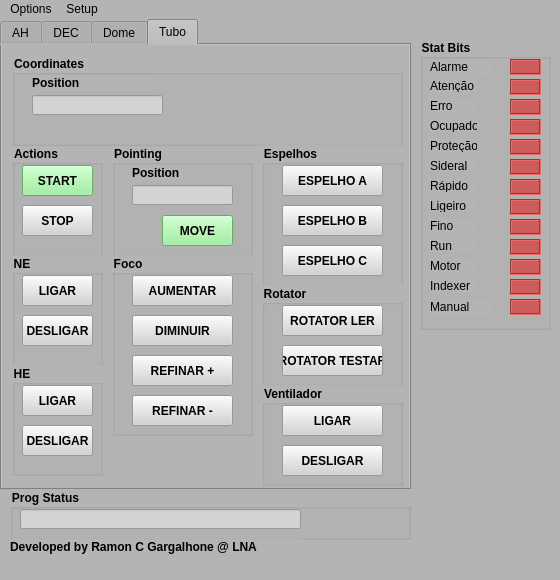
This is main.ui in ramonefoster/TCS-bancada as Qt 5 draws it before an edit. The edited form follows.
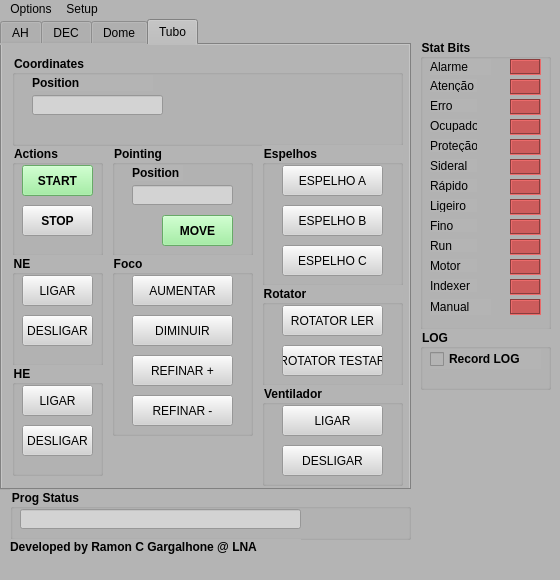
This is the edited form. The open tabs and pages were chosen to show the change. Icons and pictures are not drawn.

```diff
--- a/main.ui
+++ b/main.ui
@@ -44,6 +44,12 @@
       <height>471</height>
      </rect>
     </property>
+    <property name="font">
+     <font>
+      <weight>50</weight>
+      <bold>false</bold>
+     </font>
+    </property>
     <property name="currentIndex">
      <number>2</number>
     </property>
@@ -1673,8 +1679,8 @@
        </property>
        <property name="font">
         <font>
-         <weight>75</weight>
-         <bold>true</bold>
+         <weight>50</weight>
+         <bold>false</bold>
         </font>
        </property>
        <property name="styleSheet">
@@ -1695,8 +1701,8 @@
        </property>
        <property name="font">
         <font>
-         <weight>75</weight>
-         <bold>true</bold>
+         <weight>50</weight>
+         <bold>false</bold>
         </font>
        </property>
        <property name="styleSheet">
@@ -1717,8 +1723,8 @@
        </property>
        <property name="font">
         <font>
-         <weight>75</weight>
-         <bold>true</bold>
+         <weight>50</weight>
+         <bold>false</bold>
         </font>
        </property>
        <property name="styleSheet">
@@ -1758,8 +1764,8 @@
        </property>
        <property name="font">
         <font>
-         <weight>75</weight>
-         <bold>true</bold>
+         <weight>50</weight>
+         <bold>false</bold>
         </font>
        </property>
        <property name="styleSheet">
@@ -1780,8 +1786,8 @@
        </property>
        <property name="font">
         <font>
-         <weight>75</weight>
-         <bold>true</bold>
+         <weight>50</weight>
+         <bold>false</bold>
         </font>
        </property>
        <property name="styleSheet">
@@ -1821,8 +1827,8 @@
        </property>
        <property name="font">
         <font>
-         <weight>75</weight>
-         <bold>true</bold>
+         <weight>50</weight>
+         <bold>false</bold>
         </font>
        </property>
        <property name="styleSheet">
@@ -1843,8 +1849,8 @@
        </property>
        <property name="font">
         <font>
-         <weight>75</weight>
-         <bold>true</bold>
+         <weight>50</weight>
+         <bold>false</bold>
         </font>
        </property>
        <property name="styleSheet">
@@ -1884,8 +1890,8 @@
        </property>
        <property name="font">
         <font>
-         <weight>75</weight>
-         <bold>true</bold>
+         <weight>50</weight>
+         <bold>false</bold>
         </font>
        </property>
        <property name="styleSheet">
@@ -1906,8 +1912,8 @@
        </property>
        <property name="font">
         <font>
-         <weight>75</weight>
-         <bold>true</bold>
+         <weight>50</weight>
+         <bold>false</bold>
         </font>
        </property>
        <property name="styleSheet">
@@ -1947,8 +1953,8 @@
        </property>
        <property name="font">
         <font>
-         <weight>75</weight>
-         <bold>true</bold>
+         <weight>50</weight>
+         <bold>false</bold>
         </font>
        </property>
        <property name="styleSheet">
@@ -1969,8 +1975,8 @@
        </property>
        <property name="font">
         <font>
-         <weight>75</weight>
-         <bold>true</bold>
+         <weight>50</weight>
+         <bold>false</bold>
         </font>
        </property>
        <property name="styleSheet">
@@ -2010,8 +2016,8 @@
        </property>
        <property name="font">
         <font>
-         <weight>75</weight>
-         <bold>true</bold>
+         <weight>50</weight>
+         <bold>false</bold>
         </font>
        </property>
        <property name="styleSheet">
@@ -2032,8 +2038,8 @@
        </property>
        <property name="font">
         <font>
-         <weight>75</weight>
-         <bold>true</bold>
+         <weight>50</weight>
+         <bold>false</bold>
         </font>
        </property>
        <property name="styleSheet">
@@ -2054,8 +2060,8 @@
        </property>
        <property name="font">
         <font>
-         <weight>75</weight>
-         <bold>true</bold>
+         <weight>50</weight>
+         <bold>false</bold>
         </font>
        </property>
        <property name="styleSheet">
@@ -2076,8 +2082,8 @@
        </property>
        <property name="font">
         <font>
-         <weight>75</weight>
-         <bold>true</bold>
+         <weight>50</weight>
+         <bold>false</bold>
         </font>
        </property>
        <property name="styleSheet">
@@ -2743,6 +2749,44 @@
      <string>Developed by Ramon C Gargalhone @ LNA</string>
     </property>
    </widget>
+   <widget class="QGroupBox" name="groupBox_21">
+    <property name="geometry">
+     <rect>
+      <x>420</x>
+      <y>310</y>
+      <width>131</width>
+      <height>61</height>
+     </rect>
+    </property>
+    <property name="font">
+     <font>
+      <weight>75</weight>
+      <bold>true</bold>
+     </font>
+    </property>
+    <property name="title">
+     <string>LOG</string>
+    </property>
+    <widget class="QCheckBox" name="checkBox">
+     <property name="geometry">
+      <rect>
+       <x>10</x>
+       <y>20</y>
+       <width>111</width>
+       <height>20</height>
+      </rect>
+     </property>
+     <property name="font">
+      <font>
+       <weight>75</weight>
+       <bold>true</bold>
+      </font>
+     </property>
+     <property name="text">
+      <string>Record LOG</string>
+     </property>
+    </widget>
+   </widget>
   </widget>
   <widget class="QMenuBar" name="menubar">
    <property name="geometry">
```
Left out of the diff: 4 changed lines with no effect on the pictures.
